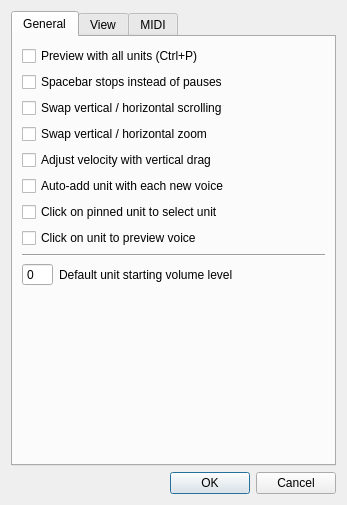
Before: the Qt Designer form src/editor/SettingsDialog.ui in yuxshao/ptcollab, drawn with Qt 5.
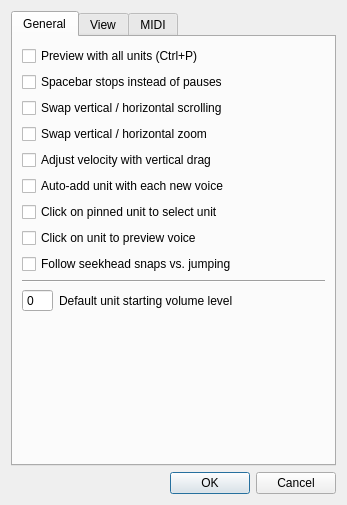
After: the same form once the commit is applied.

Commit message: strict follow

```diff
--- a/src/editor/SettingsDialog.ui
+++ b/src/editor/SettingsDialog.ui
@@ -80,6 +80,13 @@
          </property>
         </widget>
        </item>
+       <item>
+        <widget class="QCheckBox" name="followSeekStrictCheck">
+         <property name="text">
+          <string>Follow seekhead snaps vs. jumping</string>
+         </property>
+        </widget>
+       </item>
        <item>
         <widget class="Line" name="line_2">
          <property name="orientation">
```
The commit also changes 6 other files.
